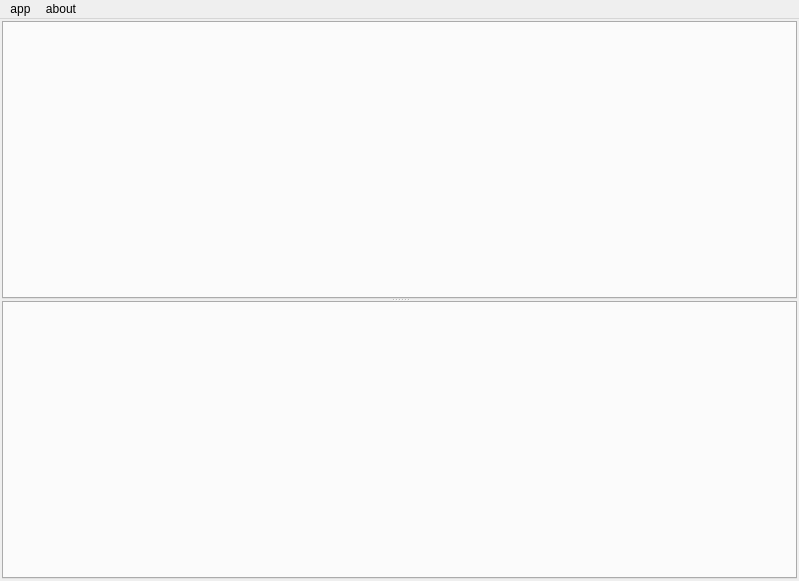
Qt form cta/ui/mainwindow.ui (xclxxl414/bftrader) before a commit.
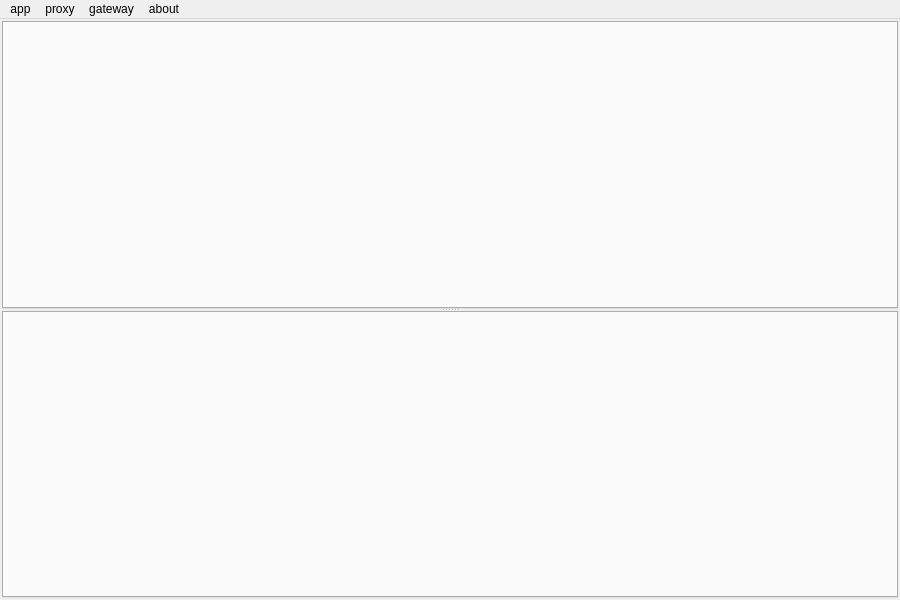
The same form after that commit.

What changed in the file:
```diff
--- a/cta/ui/mainwindow.ui
+++ b/cta/ui/mainwindow.ui
@@ -6,15 +6,9 @@
    <rect>
     <x>0</x>
     <y>0</y>
-    <width>799</width>
-    <height>581</height>
-   </rect>
-  </property>
-  <property name="maximumSize">
-   <size>
     <width>900</width>
     <height>600</height>
-   </size>
+   </rect>
   </property>
   <property name="windowTitle">
    <string>MainWindow</string>
@@ -55,7 +49,7 @@
     <rect>
      <x>0</x>
      <y>0</y>
-     <width>799</width>
+     <width>900</width>
      <height>23</height>
     </rect>
    </property>
@@ -86,7 +80,23 @@
     <addaction name="actionAppVersion"/>
     <addaction name="menu_NO_MONEY"/>
    </widget>
+   <widget class="QMenu" name="menuProxy">
+    <property name="title">
+     <string>proxy</string>
+    </property>
+    <addaction name="actionProxyStart"/>
+    <addaction name="actionProxyStop"/>
+   </widget>
+   <widget class="QMenu" name="menuGateway">
+    <property name="title">
+     <string>gateway</string>
+    </property>
+    <addaction name="actionCtpConnect"/>
+    <addaction name="actionCtpDisconnect"/>
+   </widget>
    <addaction name="menuApp"/>
+   <addaction name="menuProxy"/>
+   <addaction name="menuGateway"/>
    <addaction name="menuAbout"/>
   </widget>
   <action name="actionAppQuit">
```
Left out of the diff: 20 changed lines with no effect on the pictures.
